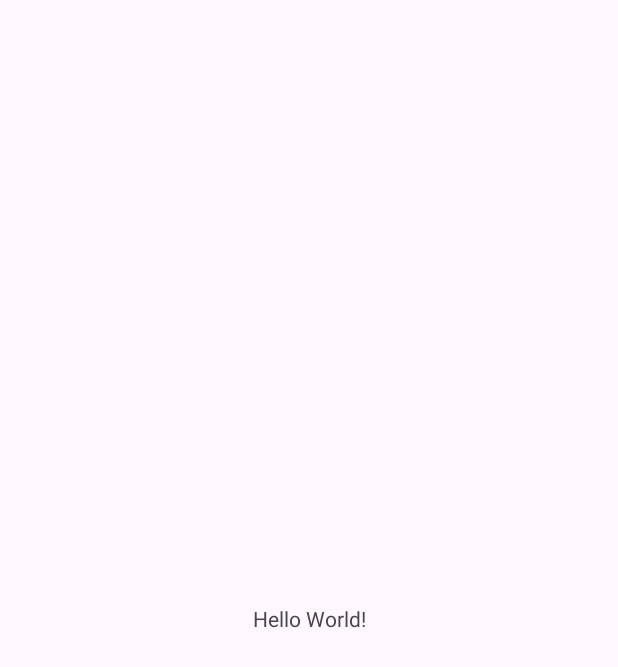
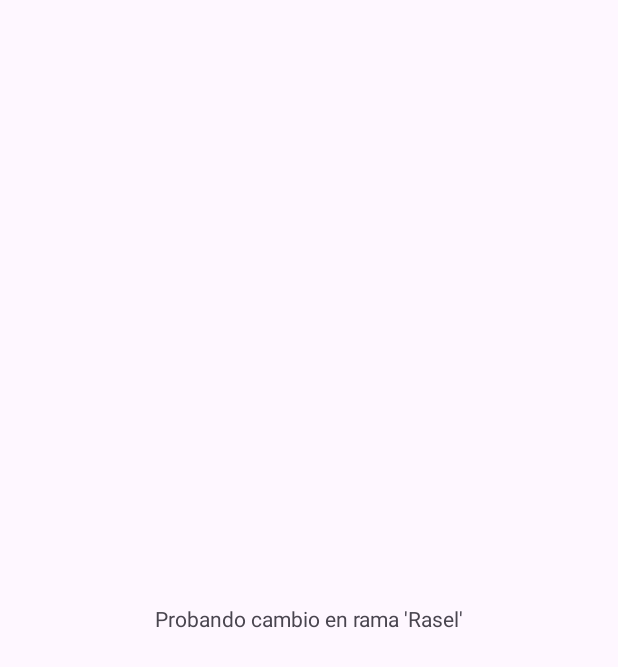
Before and after one commit to jAbensur/MyRentApp, an Android app: the screen it shows after launch (MainActivity), on a phone screen of 412 x 824 dp. Before the commit the part shown is almost empty. Shown: the top 667 px of the screen. Run offline under Robolectric (Android 15) with nearby library versions, the phone set to English and light mode, and no system bars.

Commit message:
Probando cambio en rama rasel

```diff
--- a/app/src/main/res/layout/activity_main.xml
+++ b/app/src/main/res/layout/activity_main.xml
@@ -10,7 +10,7 @@
     <TextView
         android:layout_width="wrap_content"
         android:layout_height="wrap_content"
-        android:text="Hello World!"
+        android:text="Probando cambio en rama 'Rasel'"
         app:layout_constraintBottom_toBottomOf="parent"
         app:layout_constraintEnd_toEndOf="parent"
         app:layout_constraintStart_toStartOf="parent"
```
